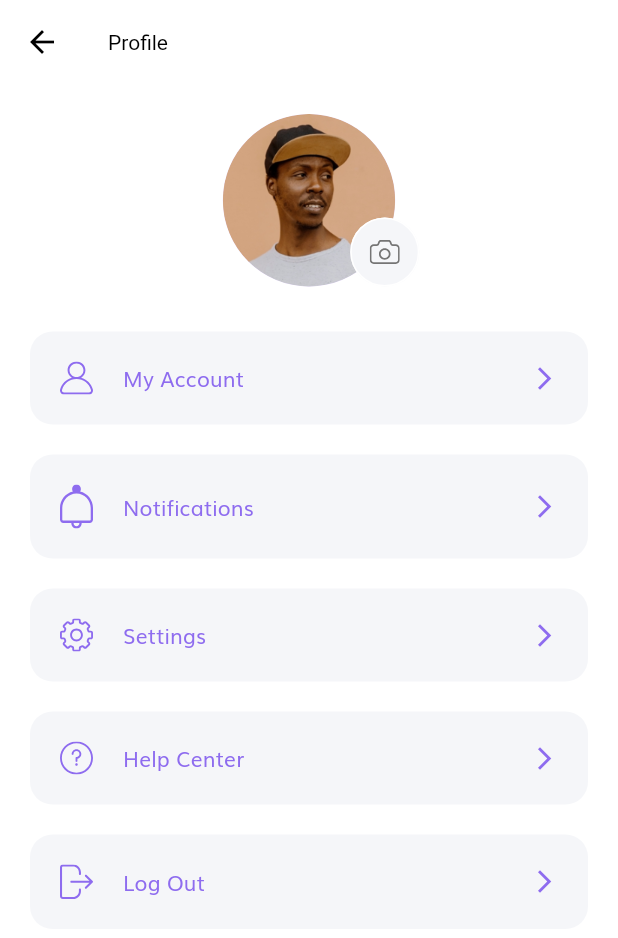
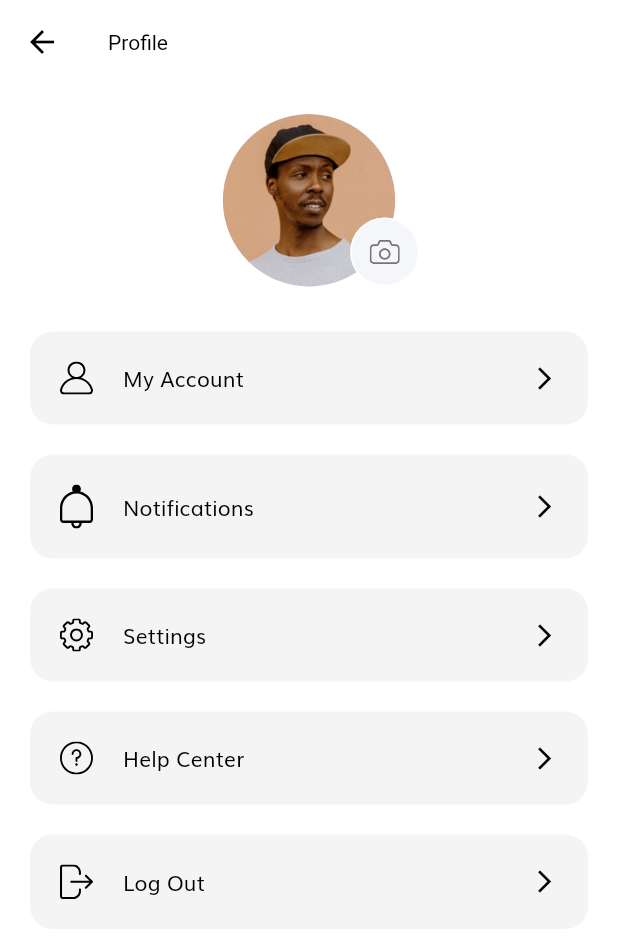
Before and after one commit to belabiedredouane/ecom-shop-dz, a Flutter app: the ProfileScreen screen opened by its route, on a phone screen of 412 x 824 dp. Shown: the top 938 px of the screen. Run offline on Flutter 3.47's test engine with Material 3 defaults, Android fonts, the phone set to English and light mode, and no system bars; our stand-ins replace flutter_svg.

```diff
--- a/lib/screens/home/components/icon_btn_with_counter.dart
+++ b/lib/screens/home/components/icon_btn_with_counter.dart
@@ -29,7 +29,11 @@ class IconBtnWithCounter extends StatelessWidget {
               color: Theme.of(context).canvasColor,
               shape: BoxShape.circle,
             ),
-            child: SvgPicture.asset(svgSrc),
+            child: SvgPicture.asset(
+              svgSrc,
+              colorFilter:
+                   ColorFilter.mode(Theme.of(context).primaryColorDark, BlendMode.srcIn),
+            ),
           ),
           if (numOfitem != 0)
             Positioned(
--- a/lib/screens/profile/components/profile_menu.dart
+++ b/lib/screens/profile/components/profile_menu.dart
@@ -1,7 +1,5 @@
 import 'package:flutter/material.dart';
 import 'package:flutter_svg/flutter_svg.dart';
-
-import '../../../constants.dart';
 
 class ProfileMenu extends StatelessWidget {
   const ProfileMenu({
@@ -20,17 +18,17 @@ class ProfileMenu extends StatelessWidget {
       padding: const EdgeInsets.symmetric(horizontal: 20, vertical: 10),
       child: TextButton(
         style: TextButton.styleFrom(
-          foregroundColor: kPrimaryColor, padding: const EdgeInsets.all(20),
+          foregroundColor: Theme.of(context).primaryColorLight, padding: const EdgeInsets.all(20),
           shape:
               RoundedRectangleBorder(borderRadius: BorderRadius.circular(15)),
-          backgroundColor: const Color(0xFFF5F6F9),
+          backgroundColor: Theme.of(context).canvasColor,
         ),
         onPressed: press,
         child: Row(
           children: [
             SvgPicture.asset(
               icon,
-              colorFilter: const ColorFilter.mode(kPrimaryColor, BlendMode.srcIn),
+              colorFilter:  ColorFilter.mode(Theme.of(context).primaryColorLight, BlendMode.srcIn),
               width: 22,
             ),
             const SizedBox(width: 20),
--- a/lib/theme.dart
+++ b/lib/theme.dart
@@ -6,6 +6,8 @@ class AppTheme {
   static ThemeData lightTheme(BuildContext context) {
     return ThemeData(
       primaryColor: const Color(0xFF979797).withOpacity(0.1),
+      primaryColorDark: Colors.black,
+      primaryColorLight: Colors.black,
       canvasColor: kSecondaryColor.withOpacity(0.1),
       scaffoldBackgroundColor: Colors.white,
       fontFamily: "Muli",
@@ -51,6 +53,8 @@ class AppTheme {
   static ThemeData darkTheme(BuildContext context) {
     return ThemeData(
       primaryColor: Colors.white,
+      primaryColorDark: const Color(0xFF979797).withOpacity(0.1),
+      primaryColorLight: Colors.white,
       canvasColor: const Color(0xFF342F3F),
       scaffoldBackgroundColor: const Color(0XFF1D182A),
       fontFamily: "Muli",
```
